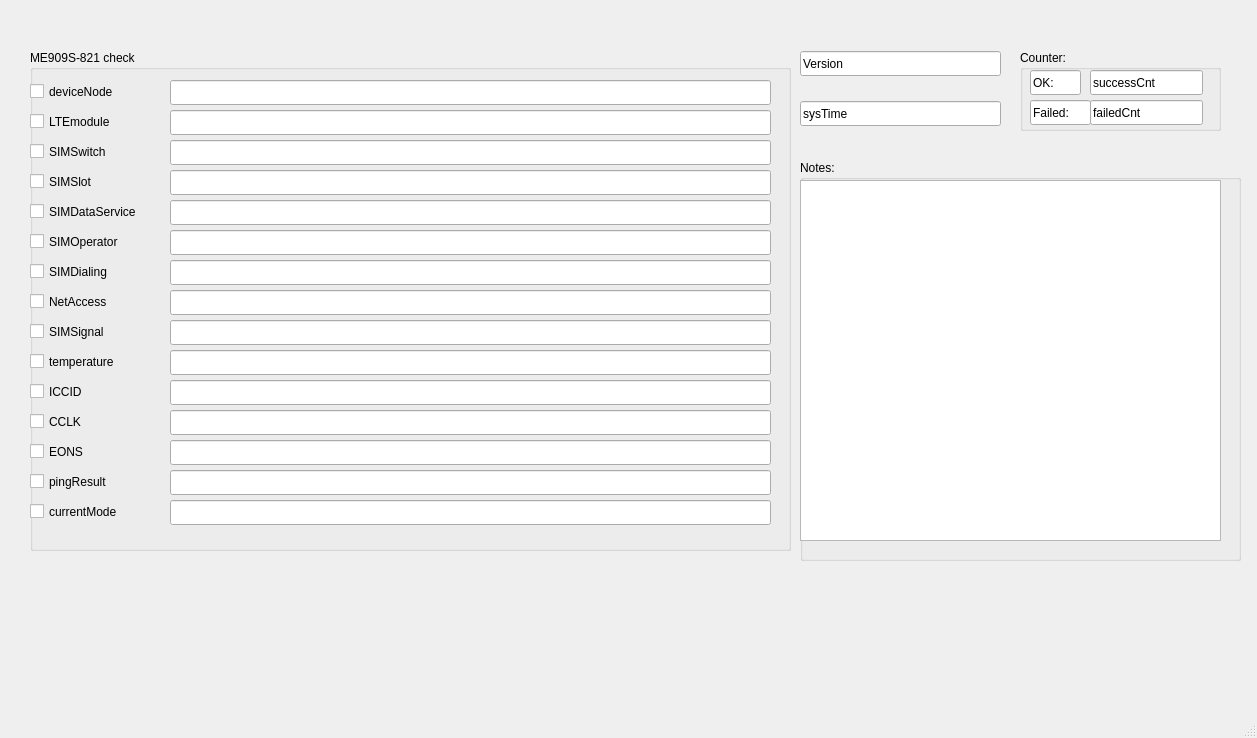
Old version of the form mainwindow.ui in the repository kritha/me909s-821.
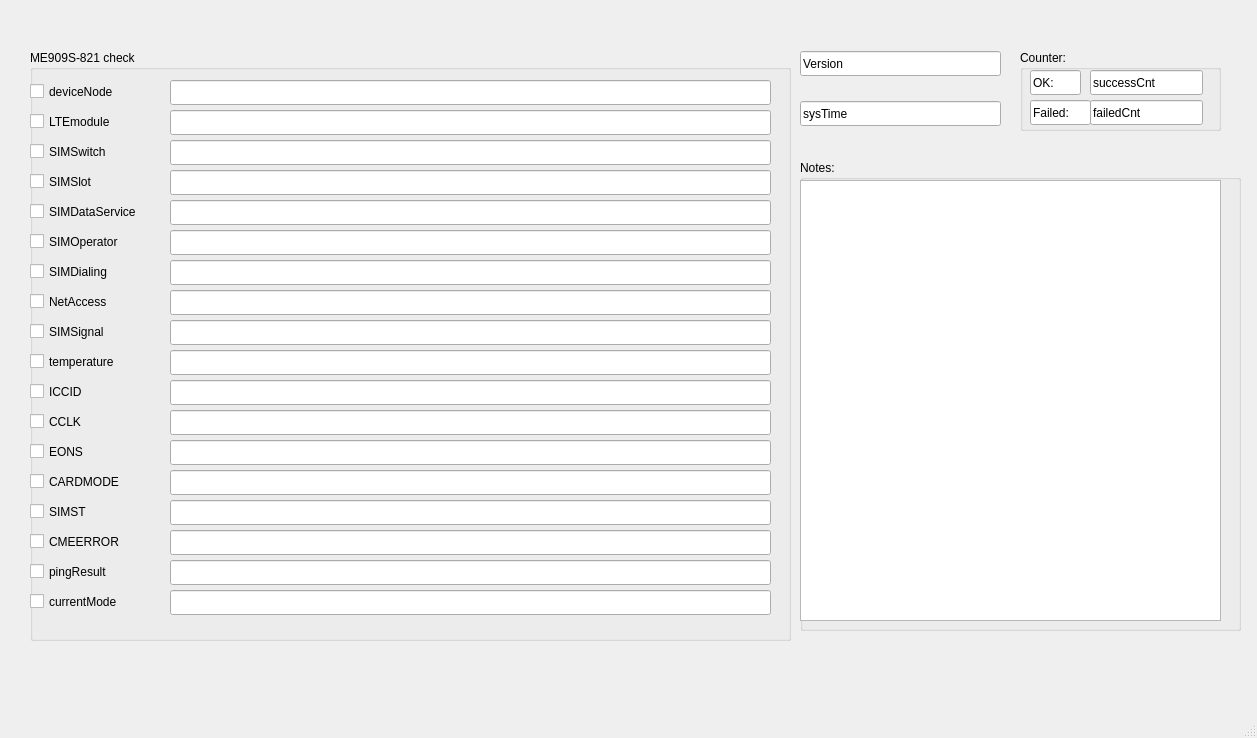
New version of the form.

Commit message: modified:   mainwindow.cpp 	modified:   threaddialing.cpp 	V0.9.1 	1) add signal emergency option(use c codes) 	2) add ^SIMST auto display msg 	3) add +CME ERROR auto dispaly msg

The edit to the form file:
```diff
--- a/mainwindow.ui
+++ b/mainwindow.ui
@@ -20,7 +20,7 @@
       <x>30</x>
       <y>50</y>
       <width>761</width>
-      <height>501</height>
+      <height>591</height>
      </rect>
     </property>
     <property name="title">
@@ -225,7 +225,7 @@
       <rect>
        <x>0</x>
        <y>300</y>
-       <width>92</width>
+       <width>131</width>
        <height>23</height>
       </rect>
      </property>
@@ -238,7 +238,7 @@
       <rect>
        <x>0</x>
        <y>330</y>
-       <width>92</width>
+       <width>131</width>
        <height>23</height>
       </rect>
      </property>
@@ -260,7 +260,7 @@
      <property name="geometry">
       <rect>
        <x>140</x>
-       <y>450</y>
+       <y>540</y>
        <width>601</width>
        <height>25</height>
       </rect>
@@ -273,8 +273,8 @@
      <property name="geometry">
       <rect>
        <x>0</x>
-       <y>450</y>
-       <width>141</width>
+       <y>540</y>
+       <width>121</width>
        <height>23</height>
       </rect>
      </property>
@@ -309,8 +309,8 @@
      <property name="geometry">
       <rect>
        <x>0</x>
-       <y>420</y>
-       <width>92</width>
+       <y>510</y>
+       <width>121</width>
        <height>23</height>
       </rect>
      </property>
@@ -322,7 +322,7 @@
      <property name="geometry">
       <rect>
        <x>140</x>
-       <y>420</y>
+       <y>510</y>
        <width>601</width>
        <height>25</height>
       </rect>
@@ -333,7 +333,7 @@
       <rect>
        <x>0</x>
        <y>360</y>
-       <width>92</width>
+       <width>121</width>
        <height>23</height>
       </rect>
      </property>
@@ -356,7 +356,7 @@
       <rect>
        <x>0</x>
        <y>390</y>
-       <width>92</width>
+       <width>121</width>
        <height>23</height>
       </rect>
      </property>
@@ -374,6 +374,75 @@
       </rect>
      </property>
     </widget>
+    <widget class="QCheckBox" name="checkBox_cardmode">
+     <property name="geometry">
+      <rect>
+       <x>0</x>
+       <y>420</y>
+       <width>121</width>
+       <height>23</height>
+      </rect>
+     </property>
+     <property name="text">
+      <string>CARDMODE</string>
+     </property>
+    </widget>
+    <widget class="QLineEdit" name="lineEdit_cardmode">
+     <property name="geometry">
+      <rect>
+       <x>140</x>
+       <y>420</y>
+       <width>601</width>
+       <height>25</height>
+      </rect>
+     </property>
+    </widget>
+    <widget class="QCheckBox" name="checkBox_simst">
+     <property name="geometry">
+      <rect>
+       <x>0</x>
+       <y>450</y>
+       <width>92</width>
+       <height>23</height>
+      </rect>
+     </property>
+     <property name="text">
+      <string>SIMST</string>
+     </property>
+    </widget>
+    <widget class="QLineEdit" name="lineEdit_simst">
+     <property name="geometry">
+      <rect>
+       <x>140</x>
+       <y>450</y>
+       <width>601</width>
+       <height>25</height>
+      </rect>
+     </property>
+    </widget>
+    <widget class="QCheckBox" name="checkBox_cme_error">
+     <property name="geometry">
+      <rect>
+       <x>0</x>
+       <y>480</y>
+       <width>111</width>
+       <height>23</height>
+      </rect>
+     </property>
+     <property name="text">
+      <string>CMEERROR</string>
+     </property>
+    </widget>
+    <widget class="QLineEdit" name="lineEdit_cme_error">
+     <property name="geometry">
+      <rect>
+       <x>140</x>
+       <y>480</y>
+       <width>601</width>
+       <height>25</height>
+      </rect>
+     </property>
+    </widget>
    </widget>
    <widget class="QLineEdit" name="lineEdit_version">
     <property name="geometry">
@@ -394,7 +463,7 @@
       <x>800</x>
       <y>160</y>
       <width>441</width>
-      <height>401</height>
+      <height>471</height>
      </rect>
     </property>
     <property name="title">
@@ -406,7 +475,7 @@
        <x>0</x>
        <y>20</y>
        <width>421</width>
-       <height>361</height>
+       <height>441</height>
       </rect>
      </property>
     </widget>
```
The commit also changes 6 other files.
